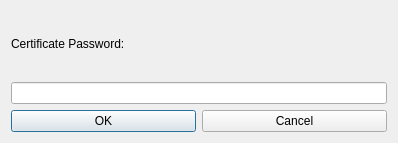
Above: ui/simple-password.ui from berndhs/egalite before the change. Below: the same form after it.
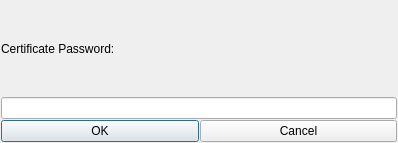
That is the form after the change. Icons and pictures are not drawn.

Commit message: made margins small, the default qt-designer margins are silly

The edit to the form file:
```diff
--- a/ui/simple-password.ui
+++ b/ui/simple-password.ui
@@ -52,6 +52,7 @@
    </item>
   </layout>
  </widget>
+ <layoutdefault spacing="1" margin="1"/>
  <resources>
   <include location="../dchat.qrc"/>
  </resources>
```
Left out of the diff: 1 changed line with no effect on the pictures. The commit also changes 18 other files.
